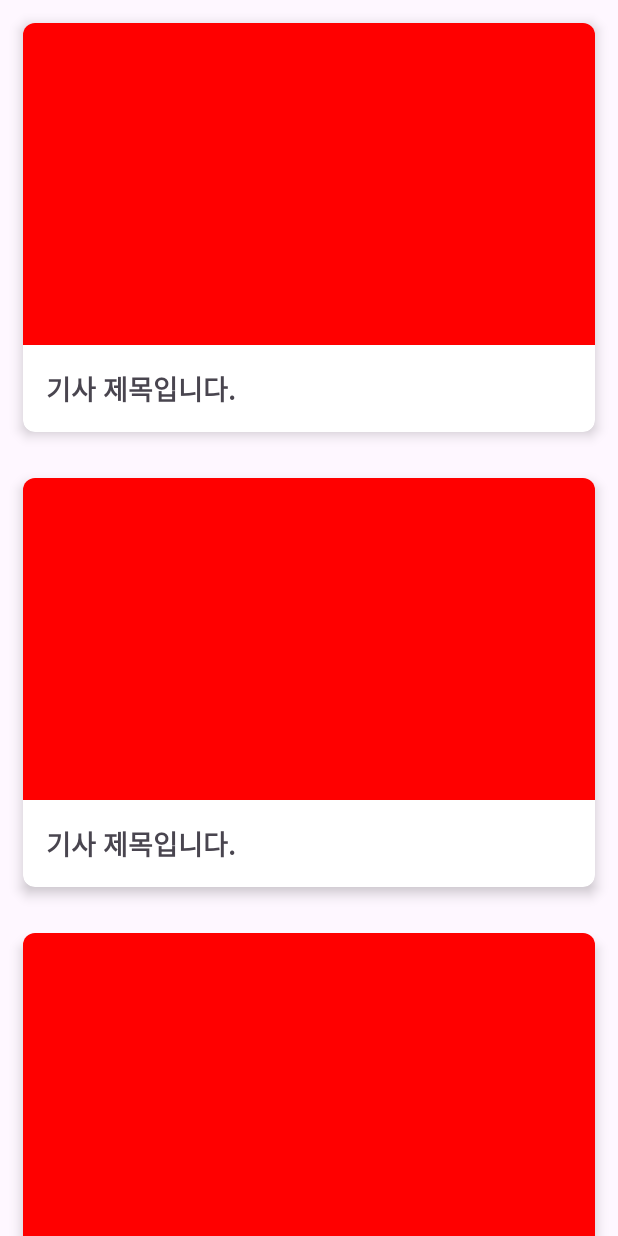
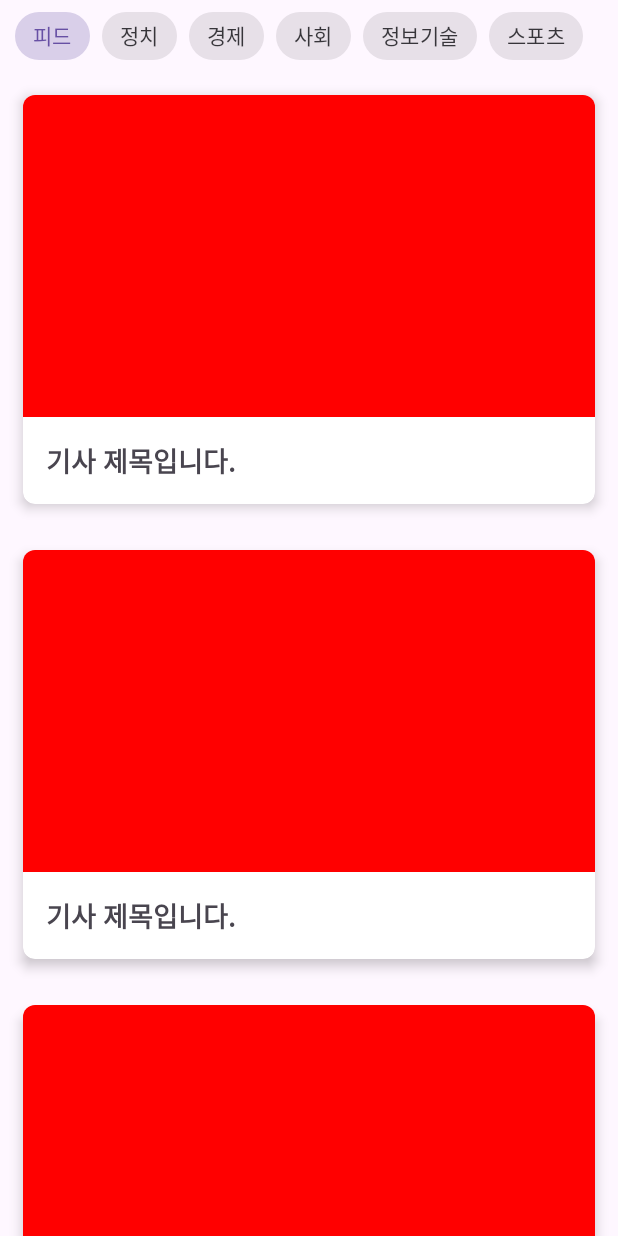
Before and after one commit to Collaborative-Code-Wave/Android-Basics, an Android app: the layout activity_main.xml on its own in the app's theme, with its tools: preview values and no code run, on a phone screen of 412 x 824 dp. Run offline under Robolectric (Android 15) with nearby library versions, the phone set to English and light mode, and no system bars.

Commit message:
feat: 상단 탭 구조로 만들기

```diff
--- /dev/null
+++ b/chapter13/app/src/main/res/drawable/baseline_how_to_vote_24.xml
@@ -0,0 +1,5 @@
+<vector android:height="24dp" android:tint="#000000"
+    android:viewportHeight="24" android:viewportWidth="24"
+    android:width="24dp" xmlns:android="http://schemas.android.com/apk/res/android">
+    <path android:fillColor="@android:color/white" android:pathData="M18,13h-0.68l-2,2h1.91L19,17L5,17l1.78,-2h2.05l-2,-2L6,13l-3,3v4c0,1.1 0.89,2 1.99,2L19,22c1.1,0 2,-0.89 2,-2v-4l-3,-3zM17,7.95l-4.95,4.95 -3.54,-3.54 4.95,-4.95L17,7.95zM12.76,2.29L6.39,8.66c-0.39,0.39 -0.39,1.02 0,1.41l4.95,4.95c0.39,0.39 1.02,0.39 1.41,0l6.36,-6.36c0.39,-0.39 0.39,-1.02 0,-1.41L14.16,2.3c-0.38,-0.4 -1.01,-0.4 -1.4,-0.01z"/>
+</vector>
--- a/chapter13/app/src/main/res/layout/activity_main.xml
+++ b/chapter13/app/src/main/res/layout/activity_main.xml
@@ -6,9 +6,70 @@
   android:layout_height="match_parent"
   tools:context=".MainActivity">
 
+  <HorizontalScrollView
+    android:id="@+id/chipGroupScrollView"
+    app:layout_constraintStart_toStartOf="parent"
+    app:layout_constraintEnd_toEndOf="parent"
+    app:layout_constraintTop_toTopOf="parent"
+    android:layout_width="0dp"
+    android:layout_height="wrap_content">
+
+    <com.google.android.material.chip.ChipGroup
+      android:id="@+id/chipGroup"
+      android:paddingHorizontal="10dp"
+      android:layout_width="wrap_content"
+      android:layout_height="wrap_content">
+
+      <com.google.android.material.chip.Chip
+        android:id="@+id/feedChip"
+        style="@style/Widget.MaterialComponents.Chip.Choice"
+        android:layout_width="wrap_content"
+        android:layout_height="wrap_content"
+        android:checked="true"
+        android:text="@string/feed" />
+
+      <com.google.android.material.chip.Chip
+        android:id="@+id/politicsChip"
+        style="@style/Widget.MaterialComponents.Chip.Choice"
+        android:layout_width="wrap_content"
+        android:layout_height="wrap_content"
+        android:text="@string/politics" />
+
+      <com.google.android.material.chip.Chip
+        android:id="@+id/economyChip"
+        style="@style/Widget.MaterialComponents.Chip.Choice"
+        android:layout_width="wrap_content"
+        android:layout_height="wrap_content"
+        android:text="@string/economy" />
+
+      <com.google.android.material.chip.Chip
+        android:id="@+id/societyChip"
+        style="@style/Widget.MaterialComponents.Chip.Choice"
+        android:layout_width="wrap_content"
+        android:layout_height="wrap_content"
+        android:text="@string/society" />
+
+      <com.google.android.material.chip.Chip
+        android:id="@+id/itChip"
+        style="@style/Widget.MaterialComponents.Chip.Choice"
+        android:layout_width="wrap_content"
+        android:layout_height="wrap_content"
+        android:text="@string/it" />
+
+      <com.google.android.material.chip.Chip
+        android:id="@+id/sportChip"
+        style="@style/Widget.MaterialComponents.Chip.Choice"
+        android:layout_width="wrap_content"
+        android:layout_height="wrap_content"
+        android:text="@string/sport" />
+
+    </com.google.android.material.chip.ChipGroup>
+
+  </HorizontalScrollView>
+
   <androidx.recyclerview.widget.RecyclerView
     android:id="@+id/newsRecyclerView"
-    app:layout_constraintTop_toTopOf="parent"
+    app:layout_constraintTop_toBottomOf="@+id/chipGroupScrollView"
     app:layout_constraintBottom_toBottomOf="parent"
     app:layout_constraintStart_toStartOf="parent"
     app:layout_constraintEnd_toEndOf="parent"
--- a/chapter13/app/src/main/res/values/strings.xml
+++ b/chapter13/app/src/main/res/values/strings.xml
@@ -1,3 +1,9 @@
 <resources>
   <string name="app_name">chapter13</string>
+  <string name="feed">피드</string>
+  <string name="politics">정치</string>
+  <string name="economy">경제</string>
+  <string name="society">사회</string>
+  <string name="it">정보기술</string>
+  <string name="sport">스포츠</string>
 </resources>
```
Also changed, not shown: chapter13/app/src/main/java/code/wave/chapter13/MainActivity.kt (+46 -1 lines), chapter13/app/src/main/java/code/wave/chapter13/service/NewsService.kt (+15 -0 lines).
